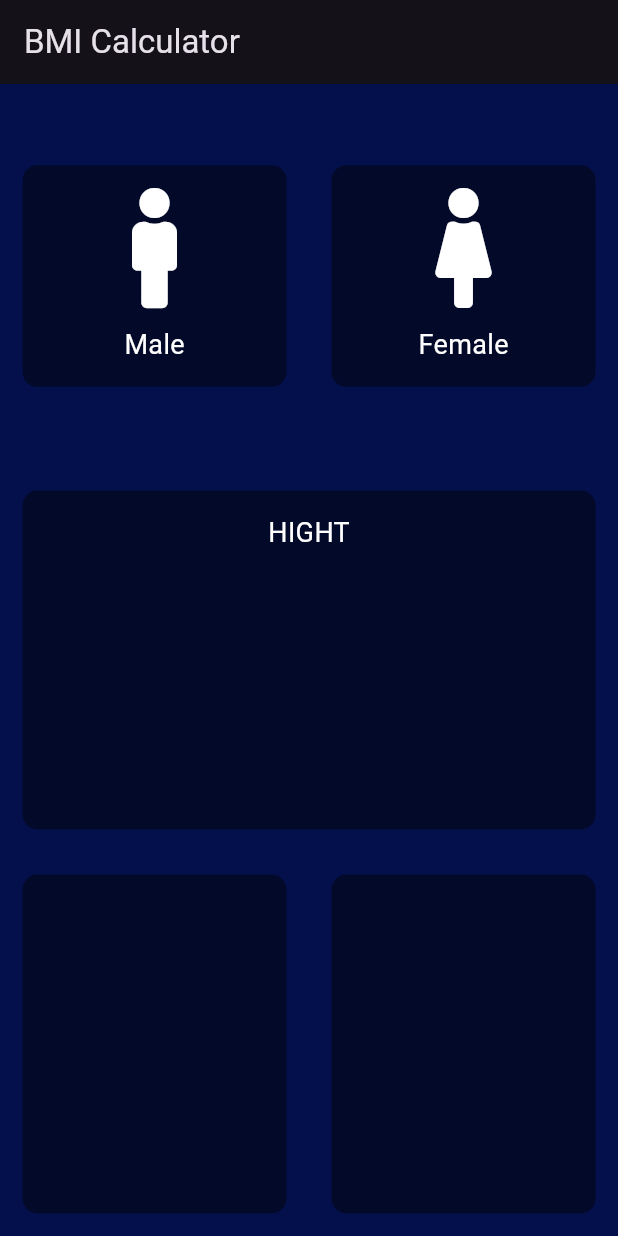
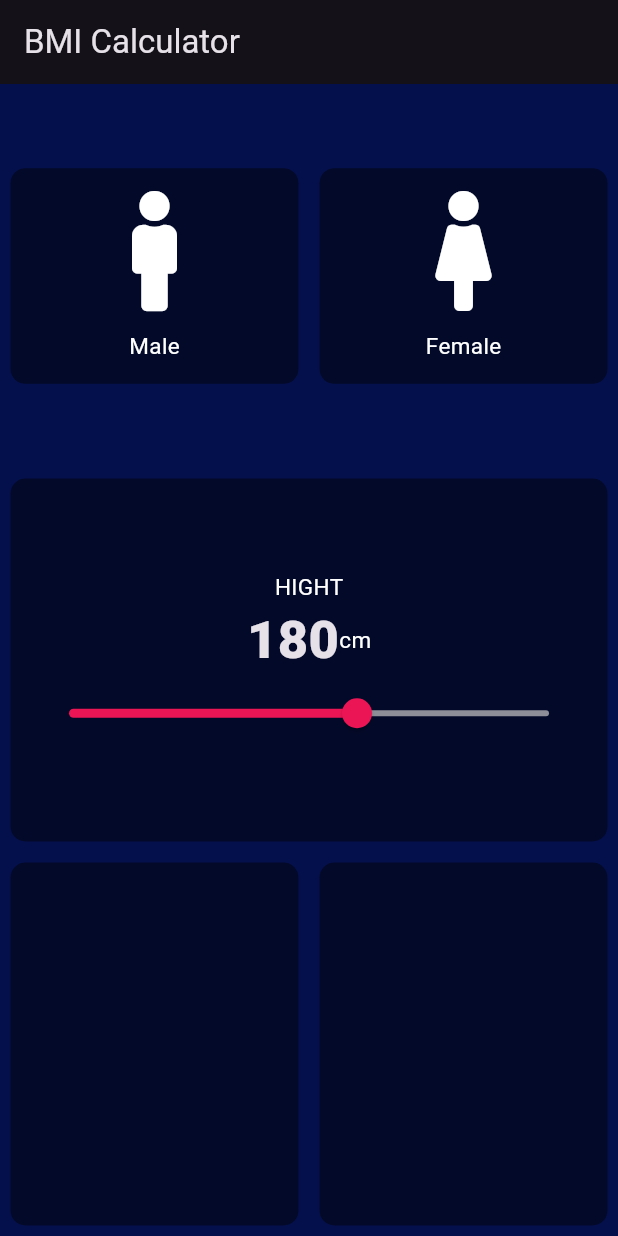
Before and after one commit to Ad33lHub/SP23-BSE-013-Muhammad-Adeel, a Flutter app: the screen it shows after launch, on a phone screen of 412 x 824 dp. Run offline on Flutter 3.47's test engine with Material 3 defaults, Android fonts, the light colour scheme and no system bars; our stand-ins replace csv, flutter_colorpicker, flutter_local_notifications, font_awesome_flutter, google_fonts, image_picker and 6 more; accounts and stored records are empty.

Commit message:
Flutter in Urdu | BMI Calculator Slider in App Lecture 46

```diff
--- a/bmi/lib/ConstantFile.dart
+++ b/bmi/lib/ConstantFile.dart
@@ -3,6 +3,11 @@ import 'package:flutter/material.dart';
 const activecolor = Color.fromARGB(255, 2, 5, 23);
 const deactivecolor = Color.fromARGB(255, 3, 9, 40);
 const klabelstyle = const TextStyle(
-  fontSize: 18.0,
+  fontSize: 15.0,
   color: Colors.white,
 );
+
+const kNumberStyle = TextStyle(
+  fontSize: 35.0,
+  fontWeight: FontWeight.w900,
+);
--- a/bmi/lib/ContainerClass.dart
+++ b/bmi/lib/ContainerClass.dart
@@ -13,7 +13,7 @@ class RepeatContainerCode extends StatelessWidget {
     Widget? cardWidget,
     this.onPressed,
     this.padding = const EdgeInsets.all(15.0),
-    this.margin = const EdgeInsets.all(15.0), this.child,
+    this.margin = const EdgeInsets.all(7.0), this.child,
   }) : cardWidget = cardWidget ?? const SizedBox.shrink();
 
   @override
--- a/bmi/lib/input_page.dart
+++ b/bmi/lib/input_page.dart
@@ -12,17 +12,11 @@ class InputPage extends StatefulWidget {
   _InputPageState createState() => _InputPageState();
 }
 
-
-enum Gender{
-  male,
-  female,
-}
+enum Gender { male, female }
 
 class _InputPageState extends State<InputPage> {
-
   Gender? selectedGender;
-
-
+  int sliderHight = 180;
   // Color maleColor = deactivecolor;
   // Color femaleColor = deactivecolor;
   // void UpdateColor(Gender gendertype) {
@@ -60,7 +54,6 @@ class _InputPageState extends State<InputPage> {
                       label: 'Male',
                     ),
                   ),
-
                 ),
                 Expanded(
                   child: RepeatContainerCode(
@@ -77,7 +70,6 @@ class _InputPageState extends State<InputPage> {
                       label: 'Female',
                     ),
                   ),
-
                 ),
               ],
             ),
@@ -85,9 +77,33 @@ class _InputPageState extends State<InputPage> {
           Expanded(
             child: RepeatContainerCode(
               colour: Color.fromARGB(255, 3, 9, 40),
-                cardWidget:Column(
+              cardWidget: Column(
+                mainAxisAlignment: MainAxisAlignment.center,
                 children: <Widget>[
-                    Text('HIGHT',style: klabelstyle,),
+                  Text('HIGHT', style: klabelstyle),
+                  Row(
+                    mainAxisAlignment: MainAxisAlignment.center,
+                    children: <Widget>[
+                      Text(
+                        sliderHight.toString(),
+                        style: kNumberStyle,
+                      ),
+                      Text('cm', style: klabelstyle),
+
+                    ],
+                  ),
+                  Slider(
+                    value: sliderHight.toDouble(),
+                    min: 120.0,
+                    max: 220.0,
+                    activeColor: Color(0xFFEB1555),
+                    inactiveColor: Color(0xFF8D8E98),
+                    onChanged: (double newValue) {
+                      setState(() {
+                        sliderHight = newValue.round();
+                      });
+                    },
+                  ),
                 ],
               ),
             ),
```
Lines whose indentation alone changed are shown as unchanged.
